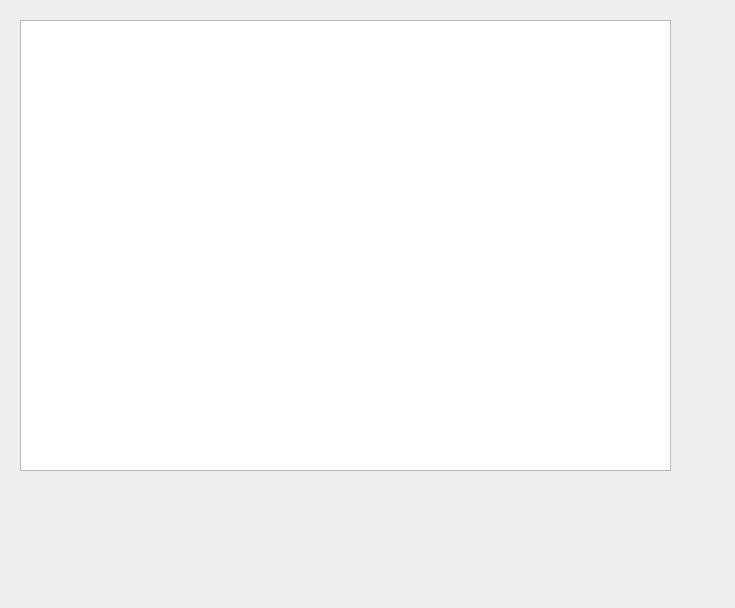
Above: sessionform.ui from FINALYESICAN/Qt_PacketReader before the change. Below: the same form after it.
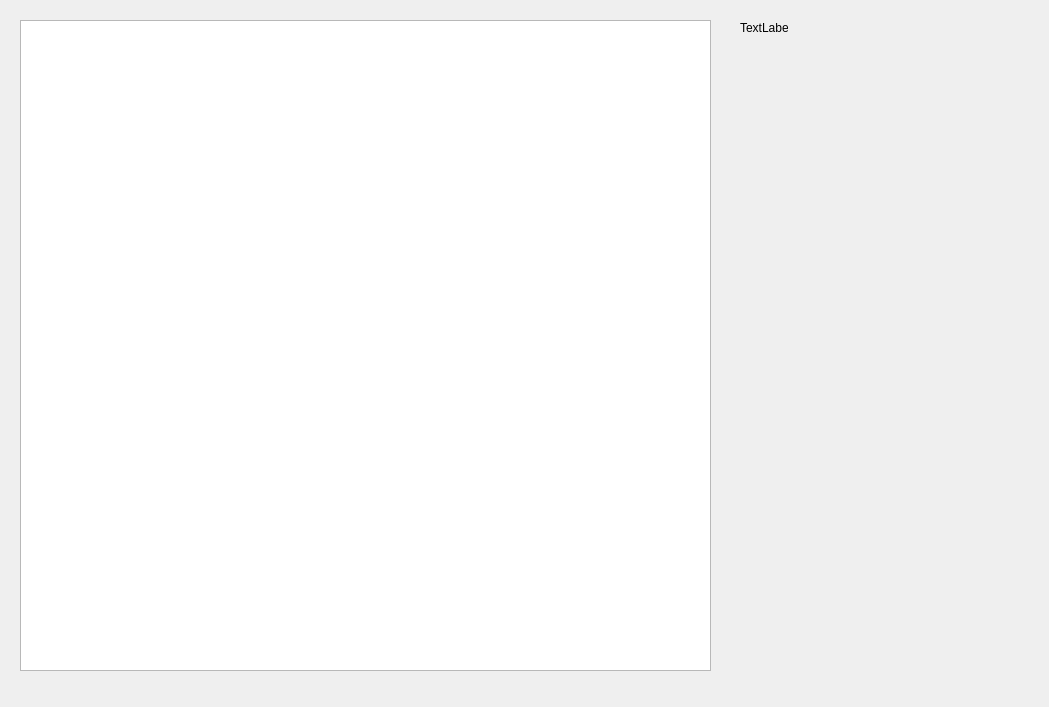
That is the form after the change.

Commit message: 251010 yang session Chart

```diff
--- a/sessionform.ui
+++ b/sessionform.ui
@@ -6,8 +6,8 @@
    <rect>
     <x>0</x>
     <y>0</y>
-    <width>735</width>
-    <height>608</height>
+    <width>1049</width>
+    <height>707</height>
    </rect>
   </property>
   <property name="windowTitle">
@@ -18,11 +18,44 @@
     <rect>
      <x>20</x>
      <y>20</y>
-     <width>651</width>
-     <height>451</height>
+     <width>691</width>
+     <height>651</height>
     </rect>
    </property>
   </widget>
+  <widget class="QWidget" name="rttChartContainer" native="true">
+   <property name="geometry">
+    <rect>
+     <x>740</x>
+     <y>40</y>
+     <width>281</width>
+     <height>351</height>
+    </rect>
+   </property>
+  </widget>
+  <widget class="QWidget" name="tpChartContainer" native="true">
+   <property name="geometry">
+    <rect>
+     <x>740</x>
+     <y>410</y>
+     <width>281</width>
+     <height>261</height>
+    </rect>
+   </property>
+  </widget>
+  <widget class="QLabel" name="lblSynRtt">
+   <property name="geometry">
+    <rect>
+     <x>740</x>
+     <y>20</y>
+     <width>48</width>
+     <height>16</height>
+    </rect>
+   </property>
+   <property name="text">
+    <string>TextLabel</string>
+   </property>
+  </widget>
  </widget>
  <resources/>
  <connections/>
```
The commit also changes 6 other files.
